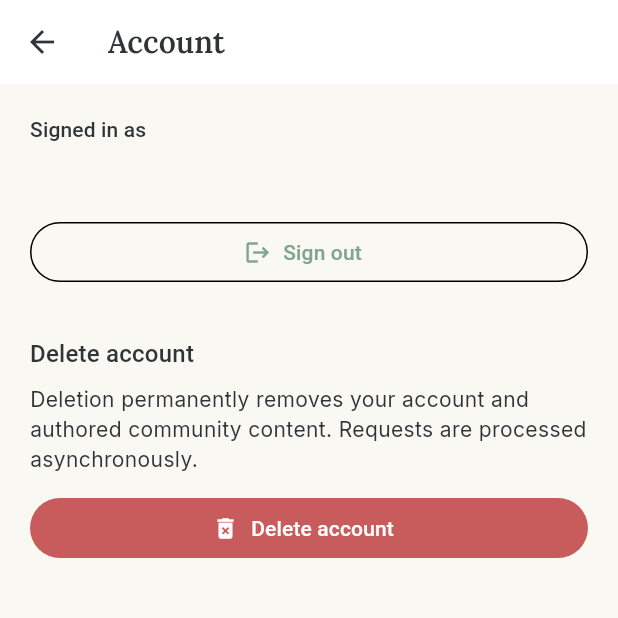
After one commit to Yousef-martaa/vilvia, a Flutter app: the screen it shows once a user with an empty profile is signed in, after a tap on the "account circle" icon, on a phone screen of 412 x 824 dp, the top half of it. The commit adds this screen. Run offline on Flutter 3.47's test engine with Material 3 defaults, Android fonts, the phone set to English and light mode, and no system bars; our stand-ins replace flutter_secure_storage, google_fonts, supabase_flutter; accounts and stored records are empty; network calls fail.

Commit message:
feat: add in-app account deletion flow

```diff
--- /dev/null
+++ b/lib/features/account/data/account_api_client.dart
@@ -0,0 +1,86 @@
+import 'dart:convert';
+
+import 'package:http/http.dart' as http;
+
+import 'package:vilvia/core/constants/api_constants.dart';
+
+enum AccountDeletionStatus { requested, authDeleted, completed }
+
+class AccountDeletionRequest {
+  const AccountDeletionRequest({
+    required this.status,
+    required this.requestedAt,
+  });
+
+  final AccountDeletionStatus status;
+  final DateTime requestedAt;
+
+  factory AccountDeletionRequest.fromJson(Map<String, dynamic> json) {
+    if (json.length != 2 ||
+        !json.containsKey('status') ||
+        !json.containsKey('requested_at')) {
+      throw const FormatException('Invalid account deletion response.');
+    }
+    final rawStatus = json['status'];
+    final rawRequestedAt = json['requested_at'];
+    if (rawStatus is! String || rawRequestedAt is! String) {
+      throw const FormatException('Invalid account deletion response.');
+    }
+    final status = switch (rawStatus) {
+      'requested' => AccountDeletionStatus.requested,
+      'auth_deleted' => AccountDeletionStatus.authDeleted,
+      'completed' => AccountDeletionStatus.completed,
+      _ => throw const FormatException('Invalid account deletion status.'),
+    };
+    final requestedAt = DateTime.tryParse(rawRequestedAt);
+    if (requestedAt == null) {
+      throw const FormatException('Invalid account deletion timestamp.');
+    }
+    return AccountDeletionRequest(status: status, requestedAt: requestedAt);
+  }
+}
+
+class AccountApiClient {
+  AccountApiClient({
+    http.Client? client,
+    String? baseUrl,
+    required String? Function() accessTokenProvider,
+    this.requestTimeout = const Duration(seconds: 15),
+  }) : _client = client ?? http.Client(),
+       _ownsClient = client == null,
+       _baseUrl = baseUrl ?? apiBaseUrl,
+       _accessToken = accessTokenProvider;
+
+  final http.Client _client;
+  final bool _ownsClient;
+  final String _baseUrl;
+  final String? Function() _accessToken;
+  final Duration requestTimeout;
+
+  void close() {
+    if (_ownsClient) _client.close();
+  }
+
+  Future<AccountDeletionRequest> requestAccountDeletion() async {
+    final token = _accessToken();
+    if (token == null) {
+      throw StateError(
+        'No active session; cannot call an authenticated endpoint.',
+      );
+    }
+    final response = await _client
+        .post(
+          Uri.parse('$_baseUrl/me/account-deletion-request'),
+          headers: {'Authorization': 'Bearer $token'},
+        )
+        .timeout(requestTimeout);
+    if (response.statusCode != 202) {
+      throw Exception('Account deletion request was not accepted.');
+    }
+    final decoded = jsonDecode(response.body);
+    if (decoded is! Map<String, dynamic>) {
+      throw const FormatException('Invalid account deletion response.');
+    }
+    return AccountDeletionRequest.fromJson(decoded);
+  }
+}
--- /dev/null
+++ b/lib/features/account/presentation/screens/account_screen.dart
@@ -0,0 +1,259 @@
+import 'dart:async';
+
+import 'package:flutter/material.dart';
+import 'package:supabase_flutter/supabase_flutter.dart';
+
+import 'package:vilvia/features/account/data/account_api_client.dart';
+import 'package:vilvia/features/auth/data/auth_service.dart';
+
+class AccountScreen extends StatefulWidget {
+  const AccountScreen({
+    super.key,
+    required this.authService,
+    required this.accountUserId,
+    this.apiClient,
+    this.apiClientFactory,
+  });
+
+  final AuthService authService;
+  final String accountUserId;
+  final AccountApiClient? apiClient;
+  final AccountApiClient Function()? apiClientFactory;
+
+  @override
+  State<AccountScreen> createState() => _AccountScreenState();
+}
+
+class _AccountScreenState extends State<AccountScreen> {
+  late final AccountApiClient _apiClient;
+  late final bool _ownsApiClient;
+  StreamSubscription<AuthState>? _authSubscription;
+  int _authGeneration = 0;
+  bool _accessRevoked = false;
+  bool _isSubmitting = false;
+  bool _deletionAccepted = false;
+  bool _isSigningOut = false;
+  bool _signOutFailed = false;
+
+  @override
+  void initState() {
+    super.initState();
+    _ownsApiClient = widget.apiClient == null;
+    _apiClient =
+        widget.apiClient ??
+        widget.apiClientFactory?.call() ??
+        AccountApiClient(
+          accessTokenProvider: () =>
+              widget.authService.currentSession?.accessToken,
+        );
+    if (widget.authService.currentSession?.user.id != widget.accountUserId) {
+      _accessRevoked = true;
+      return;
+    }
+    _authSubscription = widget.authService.onAuthStateChange.listen(
+      _handleAuthState,
+    );
+  }
+
+  void _handleAuthState(AuthState state) {
+    if (state.session?.user.id != widget.accountUserId) _revokeAccess();
+  }
+
+  void _revokeAccess() {
+    if (_accessRevoked) return;
+    _accessRevoked = true;
+    _authGeneration++;
+    if (!mounted) return;
+    setState(() {
+      _isSubmitting = false;
+      _isSigningOut = false;
+    });
+    final route = ModalRoute.of(context);
+    if (route == null || route.isFirst) return;
+    final navigator = Navigator.of(context);
+    if (route.isCurrent) {
+      navigator.pop();
+    } else {
+      navigator.removeRoute(route);
+    }
+  }
+
+  Future<void> _showDeletionConfirmation() async {
+    if (_accessRevoked || _isSubmitting || _deletionAccepted) return;
+    final confirmed = await showDialog<bool>(
+      context: context,
+      builder: (dialogContext) => AlertDialog(
+        title: const Text('Delete account?'),
+        content: const Text(
+          'This is destructive. Vilvia will remove your Profile, authored '
+          'Posts, authored Comments, reactions you created, Reports you '
+          'created, and threads below your authored Posts through existing '
+          'database cascades.\n\nYour request is processed asynchronously '
+          'and deletion may not complete immediately.',
+        ),
+        actions: [
+          TextButton(
+            onPressed: () => Navigator.of(dialogContext).pop(false),
+            child: const Text('Cancel'),
+          ),
+          FilledButton(
+            onPressed: () => Navigator.of(dialogContext).pop(true),
+            style: FilledButton.styleFrom(
+              backgroundColor: Theme.of(dialogContext).colorScheme.error,
+            ),
+            child: const Text('Confirm deletion'),
+          ),
+        ],
+      ),
+    );
+    if (confirmed == true) await _submitDeletion();
+  }
+
+  Future<void> _submitDeletion() async {
+    if (_accessRevoked || _isSubmitting || _deletionAccepted) return;
+    final initiatingUserId = widget.accountUserId;
+    final authGeneration = _authGeneration;
+    if (widget.authService.currentSession?.user.id != initiatingUserId) {
+      _revokeAccess();
+      return;
+    }
+    setState(() => _isSubmitting = true);
+    try {
+      await _apiClient.requestAccountDeletion();
+      if (!_isCurrent(initiatingUserId, authGeneration)) return;
+      setState(() {
+        _deletionAccepted = true;
+        _isSubmitting = false;
+      });
+    } catch (_) {
+      if (!_isCurrent(initiatingUserId, authGeneration)) return;
+      if (!mounted) return;
+      ScaffoldMessenger.of(context).showSnackBar(
+        const SnackBar(
+          content: Text('Could not request account deletion. Try again.'),
+        ),
+      );
+      return;
+    } finally {
+      if (!_deletionAccepted && _isCurrent(initiatingUserId, authGeneration)) {
+        setState(() => _isSubmitting = false);
+      }
+    }
+    await _attemptSignOut(initiatingUserId, authGeneration);
+  }
+
+  Future<void> _attemptSignOut(String userId, int generation) async {
+    if (!_deletionAccepted ||
+        _isSigningOut ||
+        !_isCurrent(userId, generation)) {
+      return;
+    }
+    setState(() {
+      _isSigningOut = true;
+      _signOutFailed = false;
+    });
+    try {
+      await widget.authService.signOut();
+    } catch (_) {
+      _showSignOutFailure(userId, generation);
+      return;
+    }
+    // AuthService sign-out is only complete once its local session has been
+    // cleared. Treat a successful Future that leaves this user current as a
+    // local sign-out failure rather than leaving an endless progress state.
+    _showSignOutFailure(userId, generation);
+  }
+
+  void _showSignOutFailure(String userId, int generation) {
+    if (!_isCurrent(userId, generation) || !mounted) return;
+    setState(() {
+      _isSigningOut = false;
+      _signOutFailed = true;
+    });
+    ScaffoldMessenger.of(context).showSnackBar(
+      const SnackBar(
+        content: Text(
+          'Deletion was requested, but sign-out failed. Please sign out.',
+        ),
+      ),
+    );
+  }
+
+  bool _isCurrent(String userId, int generation) =>
+      mounted &&
+      !_accessRevoked &&
+      generation == _authGeneration &&
+      widget.authService.currentSession?.user.id == userId;
+
+  @override
+  void dispose() {
+    _authSubscription?.cancel();
+    if (_ownsApiClient) _apiClient.close();
+    super.dispose();
+  }
+
+  @override
+  Widget build(BuildContext context) {
+    if (_accessRevoked) return const SizedBox.shrink();
+    final session = widget.authService.currentSession;
+    return Scaffold(
+      appBar: AppBar(title: const Text('Account')),
+      body: SafeArea(
+        child: ListView(
+          padding: const EdgeInsets.all(20),
+          children: [
+            Text('Signed in as', style: Theme.of(context).textTheme.labelLarge),
+            const SizedBox(height: 4),
+            Text(session?.user.email ?? ''),
+            const SizedBox(height: 24),
+            if (!_deletionAccepted)
+              OutlinedButton.icon(
+                onPressed: _isSubmitting ? null : widget.authService.signOut,
+                icon: const Icon(Icons.logout),
+                label: const Text('Sign out'),
+              ),
+            const SizedBox(height: 32),
+            Text(
+              'Delete account',
+              style: Theme.of(context).textTheme.titleMedium,
+            ),
+            const SizedBox(height: 8),
+            const Text(
+              'Deletion permanently removes your account and authored '
+              'community content. Requests are processed asynchronously.',
+            ),
+            const SizedBox(height: 12),
+            if (_deletionAccepted) ...[
+              const Text('Deletion request accepted.'),
+              const SizedBox(height: 12),
+              if (_isSigningOut)
+                const Center(child: CircularProgressIndicator())
+              else if (_signOutFailed)
+                FilledButton.icon(
+                  onPressed: () =>
+                      _attemptSignOut(widget.accountUserId, _authGeneration),
+                  icon: const Icon(Icons.logout),
+                  label: const Text('Retry sign out'),
+                ),
+            ] else
+              FilledButton.icon(
+                onPressed: _isSubmitting ? null : _showDeletionConfirmation,
+                icon: _isSubmitting
+                    ? const SizedBox.square(
+                        dimension: 18,
+                        child: CircularProgressIndicator(strokeWidth: 2),
+                      )
+                    : const Icon(Icons.delete_forever),
+                label: Text(
+                  _isSubmitting ? 'Requesting deletion…' : 'Delete account',
+                ),
+                style: FilledButton.styleFrom(
+                  backgroundColor: Theme.of(context).colorScheme.error,
+                ),
+              ),
+          ],
+        ),
+      ),
+    );
+  }
+}
--- a/lib/features/home/presentation/widgets/home_header.dart
+++ b/lib/features/home/presentation/widgets/home_header.dart
@@ -1,21 +1,24 @@
 import 'package:flutter/material.dart';
 
+import 'package:vilvia/features/account/data/account_api_client.dart';
+import 'package:vilvia/features/account/presentation/screens/account_screen.dart';
 import 'package:vilvia/features/auth/data/auth_service.dart';
 import 'package:vilvia/features/auth/presentation/screens/sign_in_screen.dart';
 import 'package:vilvia/theme/vilvia_colors.dart';
 
 /// Top branding row: the approved Vilvia logo, plus a small sign-in-state
-/// affordance -- "Sign In" when signed out, or the account's email and a
-/// sign-out control when signed in. Reactive via [AuthService]'s own
+/// affordance -- "Sign In" when signed out, or an Account entry showing the
+/// account's email when signed in. Reactive via [AuthService]'s own
 /// auth-state stream; no separate state-management framework.
 ///
 /// No notifications bell is shown -- there is no notifications backend
 /// yet, and rendering a control with no behavior behind it would be a
 /// false affordance.
 class HomeHeader extends StatefulWidget {
-  const HomeHeader({super.key, this.authService});
+  const HomeHeader({super.key, this.authService, this.accountApiClient});
 
   final AuthService? authService;
+  final AccountApiClient? accountApiClient;
 
   @override
   State<HomeHeader> createState() => _HomeHeaderState();
@@ -63,24 +66,29 @@ class _HomeHeaderState extends State<HomeHeader> {
               );
             }
 
-            return Row(
-              mainAxisSize: MainAxisSize.min,
-              children: [
-                ConstrainedBox(
-                  constraints: const BoxConstraints(maxWidth: 120),
-                  child: Text(
-                    session.user.email ?? '',
-                    style: textTheme.bodyMedium,
-                    maxLines: 1,
-                    overflow: TextOverflow.ellipsis,
+            return TextButton.icon(
+              onPressed: () => Navigator.of(context).push(
+                MaterialPageRoute(
+                  builder: (_) => AccountScreen(
+                    authService: _authService,
+                    accountUserId: session.user.id,
+                    apiClient: widget.accountApiClient,
                   ),
                 ),
-                IconButton(
-                  icon: const Icon(Icons.logout, color: VilviaColors.charcoal),
-                  tooltip: 'Sign out',
-                  onPressed: () => _authService.signOut(),
+              ),
+              icon: const Icon(
+                Icons.account_circle,
+                color: VilviaColors.charcoal,
+              ),
+              label: ConstrainedBox(
+                constraints: const BoxConstraints(maxWidth: 120),
+                child: Text(
+                  session.user.email ?? 'Account',
+                  style: textTheme.bodyMedium,
+                  maxLines: 1,
+                  overflow: TextOverflow.ellipsis,
                 ),
-              ],
+              ),
             );
           },
         ),
```
Also changed, not shown: 5 other files.
